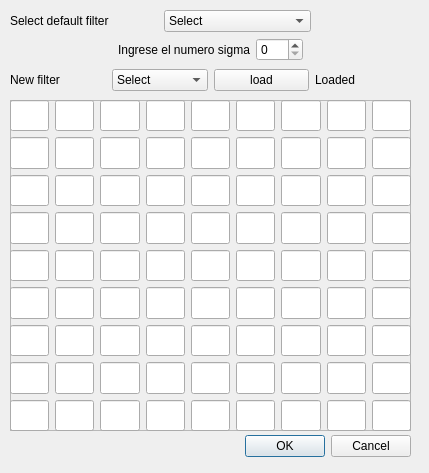
This is settingsfilter.ui in dejuata/ConvertirdorRGB as Qt 5 draws it before an edit. The edited form follows.
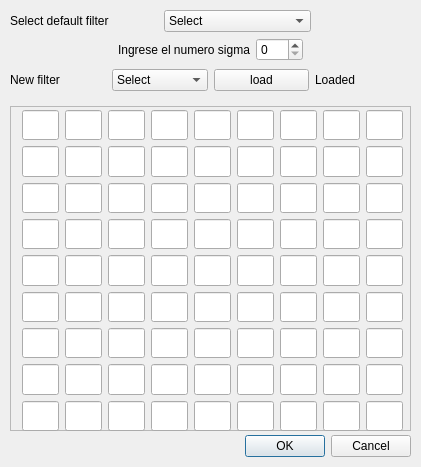
This is the edited form.

What changed in the file:
```diff
--- a/settingsfilter.ui
+++ b/settingsfilter.ui
@@ -6,8 +6,8 @@
    <rect>
     <x>0</x>
     <y>0</y>
-    <width>429</width>
-    <height>473</height>
+    <width>421</width>
+    <height>467</height>
    </rect>
   </property>
   <property name="windowTitle">
@@ -33,9 +33,9 @@
    <property name="geometry">
     <rect>
      <x>10</x>
-     <y>100</y>
+     <y>106</y>
      <width>401</width>
-     <height>331</height>
+     <height>325</height>
     </rect>
    </property>
    <property name="frameShape">
@@ -47,10 +47,10 @@
    <widget class="QWidget" name="layoutWidget_2">
     <property name="geometry">
      <rect>
-      <x>0</x>
-      <y>0</y>
-      <width>401</width>
-      <height>331</height>
+      <x>12</x>
+      <y>4</y>
+      <width>381</width>
+      <height>321</height>
      </rect>
     </property>
     <layout class="QGridLayout" name="filterLayout">
```
Left out of the diff: 1880 changed lines with no effect on the pictures.
